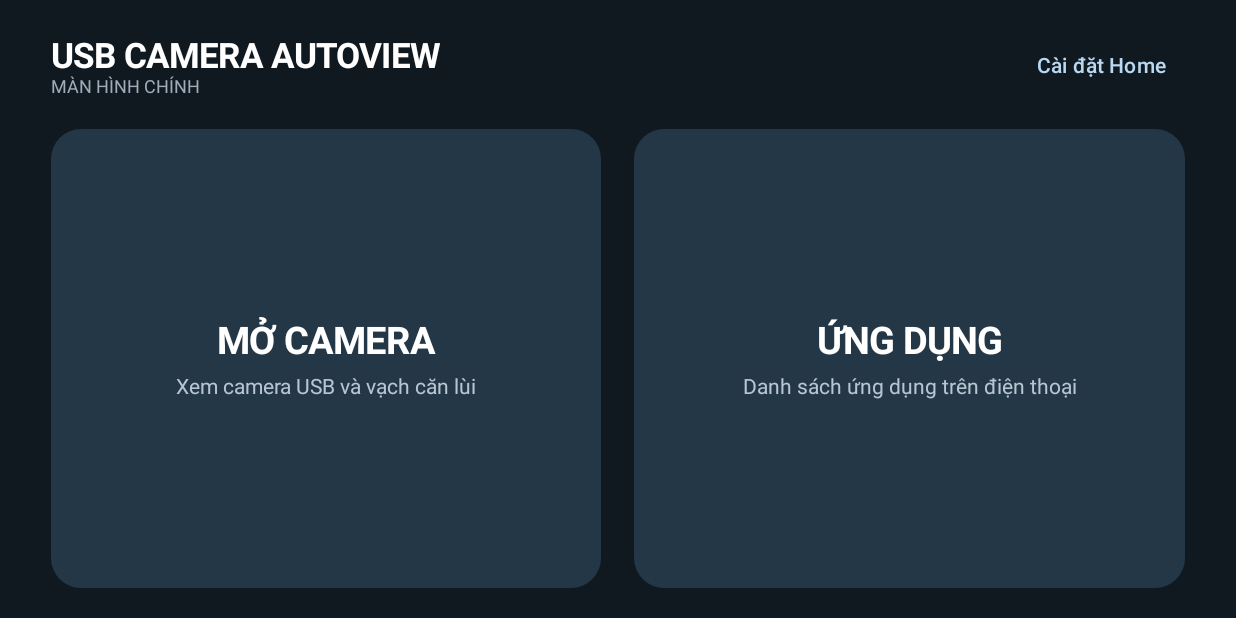
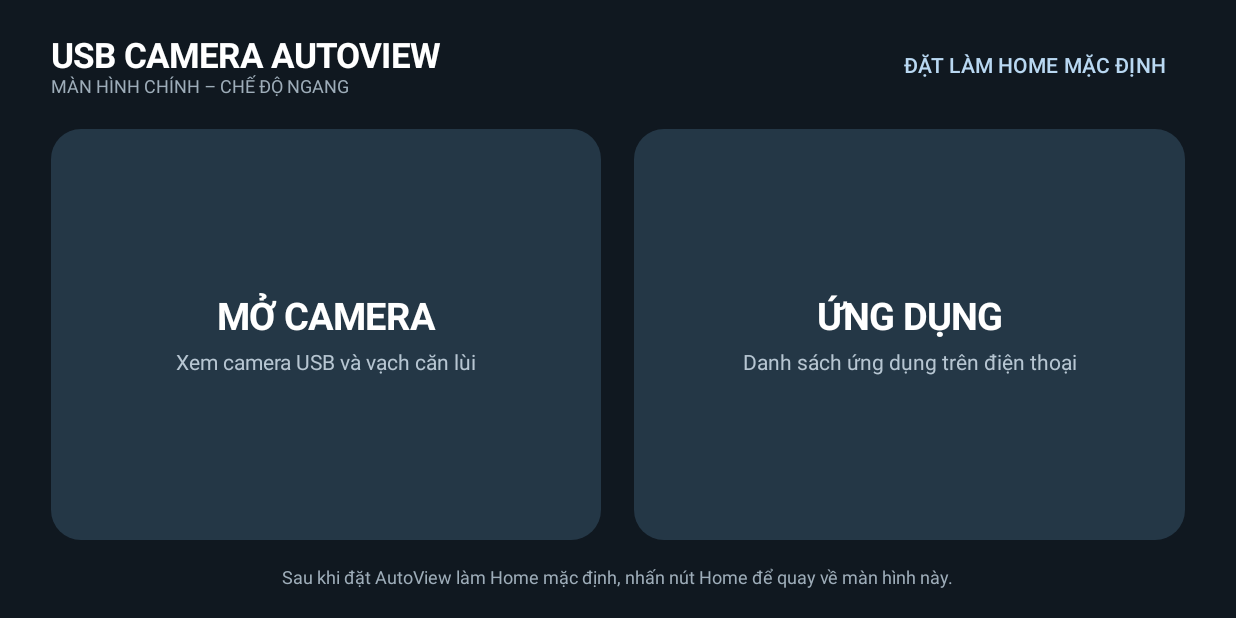
Before and after one commit to mrpamnhat-dotcom/du-an-01.25082026, an Android app built with Jetpack Compose: the HomeActivity screen opened directly, with no data from a screen before it, on a phone screen of 824 x 412 dp (held sideways). Run offline under Robolectric (Android 15) with nearby library versions, the phone set to English and light mode, and no system bars.

Commit message:
Add explicit Android default Home launcher setup

```diff
--- a/usb-camera-autoview/app/src/main/java/vn/autoview/usbcamera/HomeActivity.kt
+++ b/usb-camera-autoview/app/src/main/java/vn/autoview/usbcamera/HomeActivity.kt
@@ -1,9 +1,13 @@
 package vn.autoview.usbcamera
 
+import android.app.role.RoleManager
 import android.content.Intent
+import android.os.Build
 import android.os.Bundle
+import android.provider.Settings
 import androidx.activity.ComponentActivity
 import androidx.activity.compose.setContent
+import androidx.activity.result.contract.ActivityResultContracts
 import androidx.compose.foundation.background
 import androidx.compose.foundation.clickable
 import androidx.compose.foundation.layout.*
@@ -23,18 +27,37 @@ import androidx.compose.ui.unit.sp
 private data class LaunchableApp(val label: String, val packageName: String, val className: String)
 
 class HomeActivity : ComponentActivity() {
+    private val homeRoleRequest = registerForActivityResult(
+        ActivityResultContracts.StartActivityForResult()
+    ) { }
+
     override fun onCreate(savedInstanceState: Bundle?) {
         super.onCreate(savedInstanceState)
         requestedOrientation = android.content.pm.ActivityInfo.SCREEN_ORIENTATION_LANDSCAPE
-        setContent { AutoViewHome(
+        setContent {
+            AutoViewHome(
                 onCamera = { startActivity(Intent(this, MainActivity::class.java)) },
                 onApps = { loadLaunchableApps() },
                 onLaunchApp = { app ->
                     val intent = packageManager.getLaunchIntentForPackage(app.packageName)
                     if (intent != null) startActivity(intent)
                 },
-            onSettings = { startActivity(Intent(android.provider.Settings.ACTION_HOME_SETTINGS)) }
-        ) }
+                onSetDefaultHome = { requestDefaultHome() }
+            )
+        }
+    }
+
+    private fun requestDefaultHome() {
+        if (Build.VERSION.SDK_INT >= Build.VERSION_CODES.Q) {
+            val roleManager = getSystemService(RoleManager::class.java)
+            if (roleManager != null && roleManager.isRoleAvailable(RoleManager.ROLE_HOME)) {
+                if (!roleManager.isRoleHeld(RoleManager.ROLE_HOME)) {
+                    homeRoleRequest.launch(roleManager.createRequestRoleIntent(RoleManager.ROLE_HOME))
+                }
+                return
+            }
+        }
+        startActivity(Intent(Settings.ACTION_HOME_SETTINGS))
     }
 
     private fun loadLaunchableApps(): List<LaunchableApp> {
@@ -59,7 +82,7 @@ private fun AutoViewHome(
     onCamera: () -> Unit,
     onApps: () -> List<LaunchableApp>,
     onLaunchApp: (LaunchableApp) -> Unit,
-    onSettings: () -> Unit
+    onSetDefaultHome: () -> Unit
 ) {
     var showApps by remember { mutableStateOf(false) }
     var apps by remember { mutableStateOf(emptyList<LaunchableApp>()) }
@@ -72,9 +95,11 @@ private fun AutoViewHome(
             Row(Modifier.fillMaxWidth(), verticalAlignment = Alignment.CenterVertically) {
                 Column(Modifier.weight(1f)) {
                     Text("USB CAMERA AUTOVIEW", color = Color.White, fontSize = 23.sp, fontWeight = FontWeight.Bold)
-                    Text(if (showApps) "ỨNG DỤNG ĐÃ CÀI" else "MÀN HÌNH CHÍNH", color = Color(0xFF9EADB9), fontSize = 12.sp)
+                    Text(if (showApps) "ỨNG DỤNG ĐÃ CÀI" else "MÀN HÌNH CHÍNH – CHẾ ĐỘ NGANG", color = Color(0xFF9EADB9), fontSize = 12.sp)
                 }
-                TextButton(onClick = onSettings) { Text("Cài đặt Home", color = Color(0xFFB9D8F2)) }
+                TextButton(onClick = onSetDefaultHome) {
+                    Text("ĐẶT LÀM HOME MẶC ĐỊNH", color = Color(0xFFB9D8F2))
+                }
             }
             if (!showApps) {
                 Row(Modifier.fillMaxWidth().weight(1f), horizontalArrangement = Arrangement.spacedBy(22.dp)) {
@@ -84,6 +109,10 @@ private fun AutoViewHome(
                         showApps = true
                     }
                 }
+                Text(
+                    "Sau khi đặt AutoView làm Home mặc định, nhấn nút Home để quay về màn hình này.",
+                    color = Color(0xFF9EADB9), fontSize = 12.sp
+                )
             } else {
                 Row(Modifier.fillMaxWidth(), verticalAlignment = Alignment.CenterVertically) {
                     Text("Chọn ứng dụng để mở", color = Color.White, modifier = Modifier.weight(1f))
```
Lines whose indentation alone changed are shown as unchanged.
